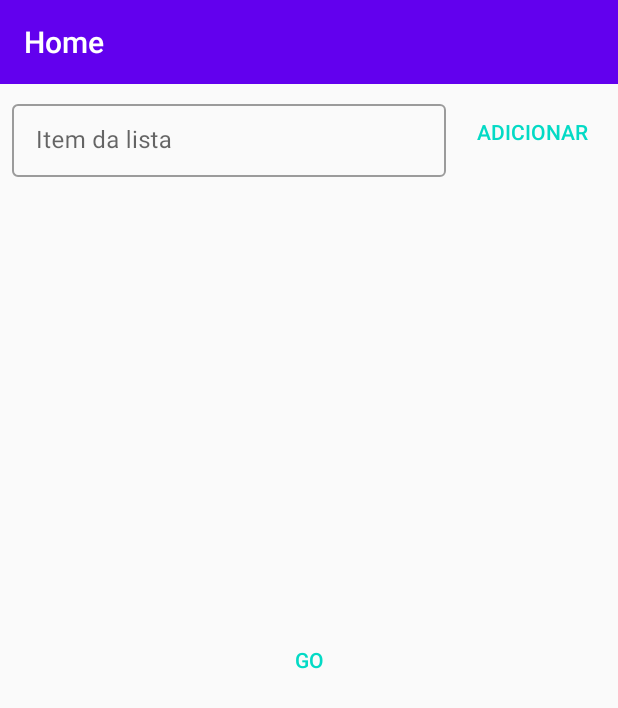
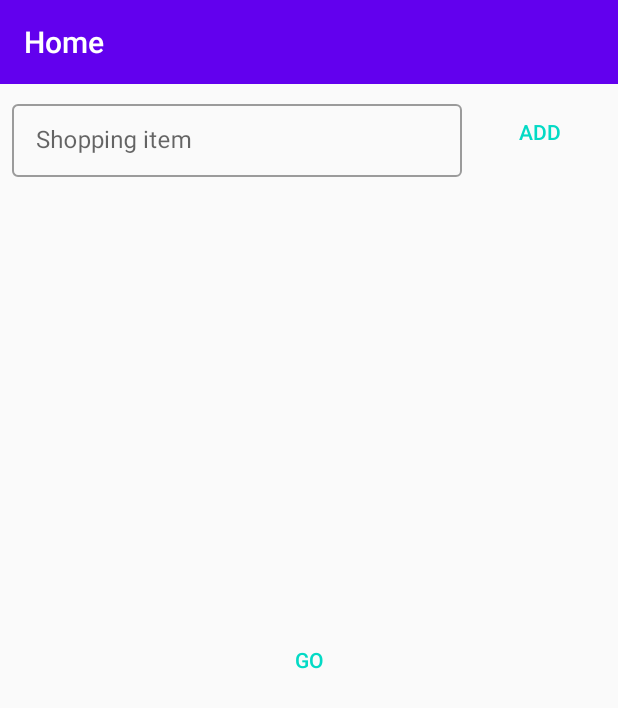
Before and after one commit to thiagoolsilva/ShoppingList, an Android app: the fragment ShoppingListDetails placed in its activity, on a phone screen of 412 x 824 dp. Shown: the top 708 px of the screen. Run offline under Robolectric (Android 15) with nearby library versions, the phone set to English and light mode, and no system bars; our stand-ins replace Firebase (no records; nobody signed in at launch, a user with empty details on screens opened directly), Timber, navigation-ui.

Commit message:
Fixed lint issues

```diff
--- a/authenticationFirebase/app/src/main/res/values/strings.xml
+++ b/authenticationFirebase/app/src/main/res/values/strings.xml
@@ -24,8 +24,8 @@
     <string name="shp_list_logout">Logout</string>
 
     <!-- shopping list details -->
-    <string name="shop_list_details_add">Adicionar</string>
-    <string name="shop_list_details_item_list">Item da lista</string>
+    <string name="shop_list_details_add">Add</string>
+    <string name="shop_list_details_item_list">Shopping item</string>
     <string name="shop_list_try_again">Try again.</string>
     <string name="shop_list_empty_content">You must add a no empty text</string>
     <string name="shop_list_error_get_items">Error. Try Again.</string>
```
